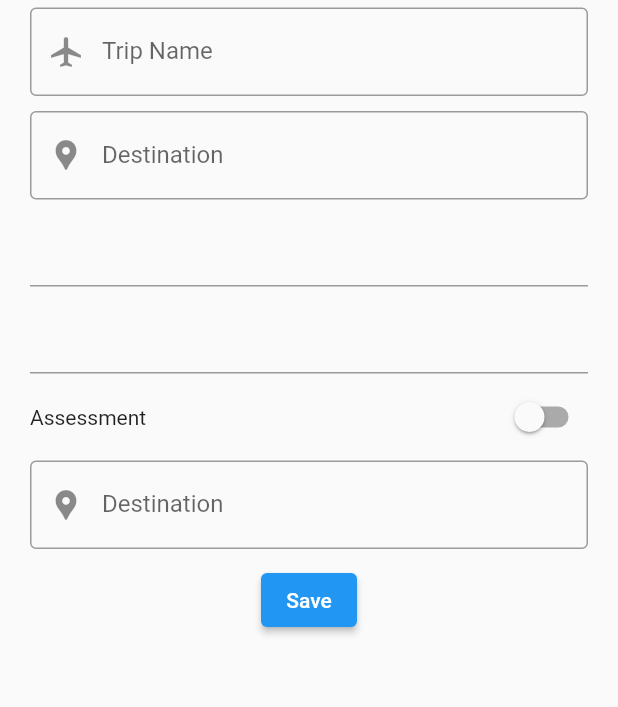
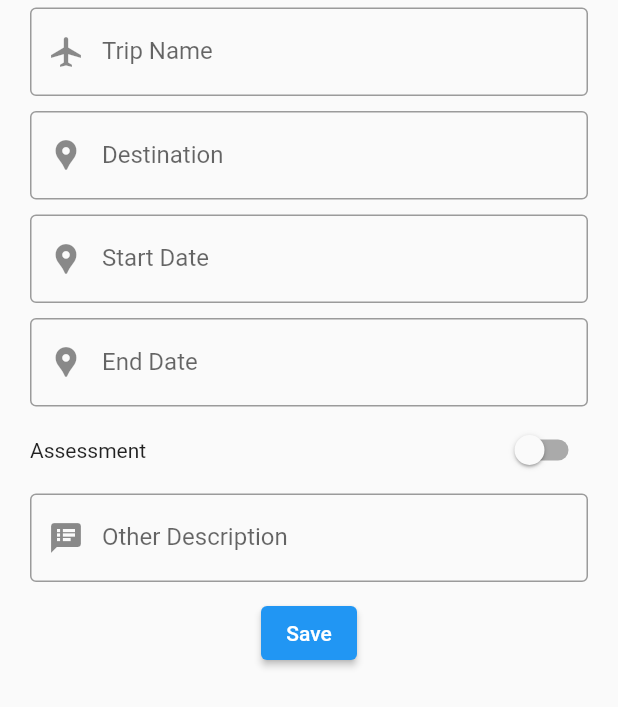
Before and after one commit to PhongLH18715/MEXPENSE_FLUTTER, a Flutter app: the TripForm screen opened by its route, on a phone screen of 412 x 824 dp. Shown: the top 707 px of the screen. Run offline on Flutter 3.47's test engine with Material 2 defaults, Android fonts, the phone set to English and light mode, and no system bars; our stand-ins replace sqflite; accounts and stored records are empty.

Commit message:
routing + expense & trip form functions checked

```diff
--- a/lib/database/tripDB.dart
+++ b/lib/database/tripDB.dart
@@ -1,4 +1,4 @@
-// ignore_for_file: constant_identifier_names
+// ignore_for_file: constant_identifier_names, file_names
 
 import 'package:mexpense/model/trip.dart';
 import 'package:path/path.dart';
--- a/lib/layouts/tripForm.dart
+++ b/lib/layouts/tripForm.dart
@@ -1,4 +1,4 @@
-// ignore_for_file: non_constant_identifier_names
+// ignore_for_file: non_constant_identifier_names, file_names
 
 import 'package:flutter/material.dart';
 import 'package:intl/intl.dart';
@@ -65,14 +65,22 @@ class _TripFormState extends State<TripForm> {
                     controller: startController,
                     readOnly: true,
                     onTap: () => getDate('Start'),
+                    decoration: const InputDecoration(
+                        prefixIcon: Icon(Icons.location_pin),
+                        labelText: "Start Date",
+                        border: OutlineInputBorder()),
                   ),
                 ),
                 Padding(
                   padding: const EdgeInsets.fromLTRB(20, 5, 20, 5),
                   child: TextFormField(
-                    controller: startController,
+                    controller: endController,
                     readOnly: true,
                     onTap: () => getDate('End'),
+                    decoration: const InputDecoration(
+                        prefixIcon: Icon(Icons.location_pin),
+                        labelText: "End Date",
+                        border: OutlineInputBorder()),
                   ),
                 ),
                 Padding(
@@ -96,8 +104,8 @@ class _TripFormState extends State<TripForm> {
                     controller: descriptionController,
                     keyboardType: TextInputType.text,
                     decoration: const InputDecoration(
-                        prefixIcon: Icon(Icons.location_pin),
-                        labelText: "Destination",
+                        prefixIcon: Icon(Icons.speaker_notes),
+                        labelText: "Other Description",
                         border: OutlineInputBorder()),
                   ),
                 ),
@@ -128,7 +136,7 @@ class _TripFormState extends State<TripForm> {
           assessment,
           descriptionController.text);
 
-      if (widget.trip!.id == -1) {
+      if (widget.trip == null) {
         TripDB.helper.addTrip(t);
         Navigator.pushNamed(context, Routes.trips);
       } else {
--- a/lib/main.dart
+++ b/lib/main.dart
@@ -1,4 +1,7 @@
+// ignore_for_file: constant_identifier_names
+
 import 'package:flutter/material.dart';
+import 'package:mexpense/layouts/expenseForm.dart';
 import 'package:mexpense/layouts/expenses.dart';
 import 'package:mexpense/layouts/tripForm.dart';
 import 'package:mexpense/layouts/trips.dart';
@@ -18,6 +21,7 @@ class MyApp extends StatelessWidget {
         Routes.trips: (context) => const Trips(),
         Routes.trips_form: (context) => TripForm(),
         Routes.expense: (context) => Expenses(),
+        Routes.expense_form: (context) => ExpenseForm(),
       },
       initialRoute: Routes.trips,
     );
--- a/lib/model/trip.dart
+++ b/lib/model/trip.dart
@@ -24,7 +24,7 @@ class Trip {
         destination = json[TRIP_DESTINATION],
         startDate = json[TRIP_START],
         endDate = json[TRIP_END],
-        riskAssessment = json[TRIP_RISK_ASSESSMENT],
+        riskAssessment = json[TRIP_RISK_ASSESSMENT] == "1" ? true : false,
         description = json[TRIP_DESCRIPTION],
         total = json[TRIP_TOTAL];
 
```
Also changed, not shown: lib/database/expenseDB.dart (+4 -4 lines), lib/layouts/expenseForm.dart (+10 -3 lines), lib/layouts/expenses.dart (+34 -2 lines), lib/layouts/trips.dart (+18 -3 lines).
